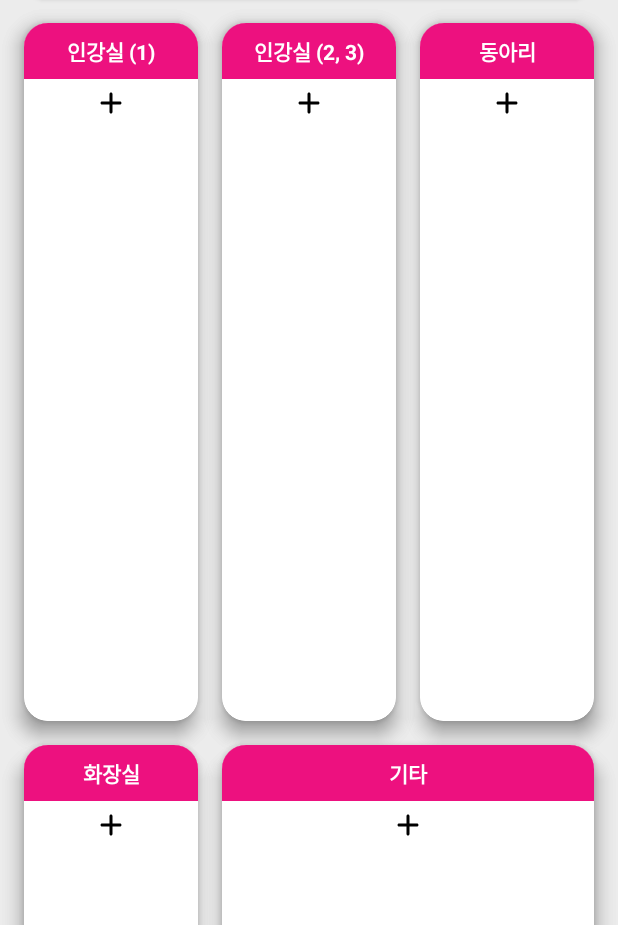
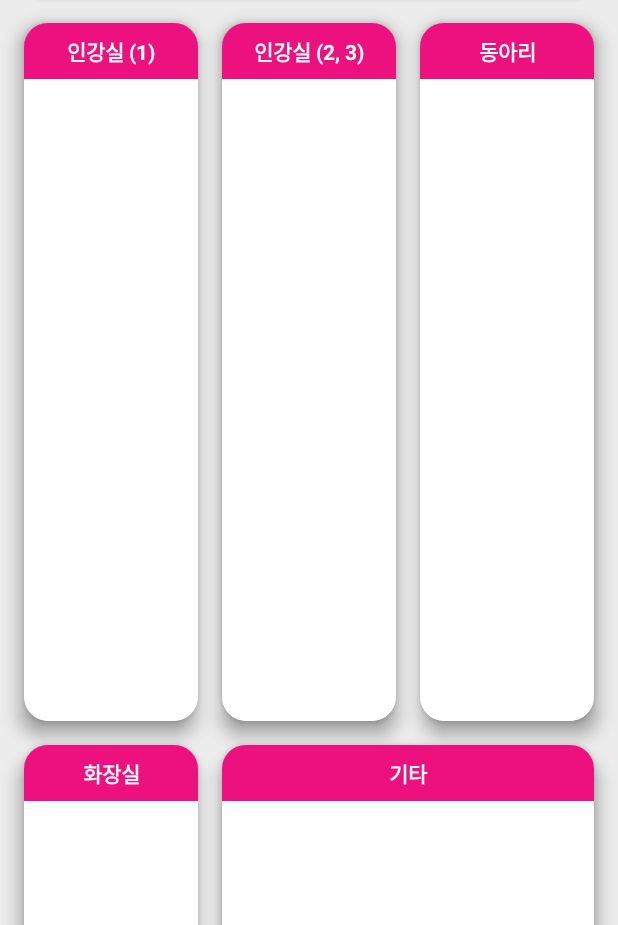
Before and after one commit to MinSeungHyun/DimigoSpreadsheet, an Android app: the SpreadsheetActivity screen opened directly, with no data from a screen before it, on a phone screen of 412 x 824 dp. Shown: the part 198-1123 px from the top of the screen. Run offline under Robolectric (Android 15) with nearby library versions, the phone set to English and light mode, and no system bars; our stand-ins replace Firebase (no records; nobody signed in at launch, a user with empty details on screens opened directly); libraries missing offline, so code that uses them is left out: com.google.api.client, com.google.api.services; plain views replace CircularProgressButton; 14 statements that could not run were skipped.

Commit message:
이름 추가버튼 위치 변경

```diff
--- a/app/src/main/java/com/seunghyun/dimigospreadsheet/activities/SpreadsheetActivity.kt
+++ b/app/src/main/java/com/seunghyun/dimigospreadsheet/activities/SpreadsheetActivity.kt
@@ -159,35 +159,35 @@ class SpreadsheetActivity : AppCompatActivity() {
 
         spreadsheetModel.ingang1List.observe(this, Observer {
             if (!isSameValues(it, currentIngang1)) {
-                enterListToParent(ingang1Layout.namesLayout, it)
+                enterListToParent(ingang1Layout.namesLayout, it, 0)
                 updateNumber(ingang1Back, it.size)
             }
             currentIngang1 = it
         })
         spreadsheetModel.ingang2List.observe(this, Observer {
             if (!isSameValues(it, currentIngang2)) {
-                enterListToParent(ingang2Layout.namesLayout, it)
+                enterListToParent(ingang2Layout.namesLayout, it, 1)
                 updateNumber(ingang2Back, it.size)
             }
             currentIngang2 = it
         })
         spreadsheetModel.clubList.observe(this, Observer {
             if (!isSameValues(it, currentClub)) {
-                enterListToParent(clubLayout.namesLayout, it)
+                enterListToParent(clubLayout.namesLayout, it, 2)
                 updateNumber(clubBack, it.size)
             }
             currentClub = it
         })
         spreadsheetModel.etcList.observe(this, Observer {
             if (!isSameValues(it, currentEtc)) {
-                enterListToParent(etcLayout.namesLayout, it)
+                enterListToParent(etcLayout.namesLayout, it, 3)
                 updateNumber(etcBack, it.size)
             }
             currentEtc = it
         })
         spreadsheetModel.bathroomList.observe(this, Observer {
             if (!isSameValues(it, currentBathroom)) {
-                enterListToParent(bathroomLayout.namesLayout, it)
+                enterListToParent(bathroomLayout.namesLayout, it, 4)
                 updateNumber(bathroomBack, it.size)
             }
             currentBathroom = it
@@ -206,22 +206,6 @@ class SpreadsheetActivity : AppCompatActivity() {
         bathroomLayout.typeTV.setText(R.string.bathroom)
         bathroomBack.typeTV.setText(R.string.bathroom)
 
-        ingang1Layout.enterNameButton.tag = 0
-        ingang2Layout.enterNameButton.tag = 1
-        clubLayout.enterNameButton.tag = 2
-        etcLayout.enterNameButton.tag = 3
-        bathroomLayout.enterNameButton.tag = 4
-        with(View.OnClickListener {
-            showBottomSheet(it.tag.toString().toInt())
-        }) {
-            ingang1Layout.enterNameButton.setOnClickListener(this)
-            ingang2Layout.enterNameButton.setOnClickListener(this)
-            clubLayout.enterNameButton.setOnClickListener(this)
-            etcLayout.enterNameButton.setOnClickListener(this)
-            bathroomLayout.enterNameButton.setOnClickListener(this)
-        }
-
-
         updateNumber(ingang1Back, 0)
         updateNumber(ingang2Back, 0)
         updateNumber(clubBack, 0)
@@ -229,6 +213,10 @@ class SpreadsheetActivity : AppCompatActivity() {
         updateNumber(bathroomBack, 0)
 
         setFlipAnimation()
+    }
+
+    fun onEnterNameButtonClick(v: View) {
+        showBottomSheet(v.tag.toString().toInt())
     }
 
     private fun showBottomSheet(selectedType: Int) {
@@ -338,12 +326,16 @@ class SpreadsheetActivity : AppCompatActivity() {
         }
     }
 
-    private fun enterListToParent(parent: LinearLayout, names: ArrayList<String>) {
+    private fun enterListToParent(parent: LinearLayout, names: ArrayList<String>, index: Int) {
         parent.removeAllViews()
+        val enterNameButton = layoutInflater.inflate(R.layout.enter_name_button, parent, false)
+        enterNameButton.tag = index
+        parent.addView(enterNameButton)
+
         names.forEach {
             val nameTV = layoutInflater.inflate(R.layout.name_item, parent, false) as TextView
             nameTV.text = it
-            parent.addView(nameTV)
+            parent.addView(nameTV, 0)
         }
     }
 
--- a/app/src/main/res/layout/number_card_prototype.xml
+++ b/app/src/main/res/layout/number_card_prototype.xml
@@ -1,7 +1,6 @@
 <?xml version="1.0" encoding="utf-8"?>
 <androidx.cardview.widget.CardView xmlns:android="http://schemas.android.com/apk/res/android"
     xmlns:app="http://schemas.android.com/apk/res-auto"
-    xmlns:tools="http://schemas.android.com/tools"
     android:layout_width="wrap_content"
     android:layout_height="match_parent"
     android:animateLayoutChanges="true"
@@ -27,21 +26,11 @@
             android:textColor="@android:color/white"
             android:textStyle="bold" />
 
-        <ImageButton
-            android:id="@+id/enterNameButton"
-            android:layout_width="match_parent"
-            android:layout_height="wrap_content"
-            android:layout_gravity="center_horizontal"
-            android:background="?attr/selectableItemBackground"
-            android:paddingTop="4dp"
-            android:paddingBottom="4dp"
-            android:src="@drawable/ic_round_add_24px"
-            tools:ignore="ContentDescription" />
-
         <ScrollView
             android:layout_width="match_parent"
             android:layout_height="match_parent"
-            android:animateLayoutChanges="true">
+            android:animateLayoutChanges="true"
+            android:paddingTop="4dp">
 
             <LinearLayout
                 android:id="@+id/namesLayout"
```
Also changed, not shown: app/src/main/res/layout/enter_name_button.xml (added, +13 -0 lines).
